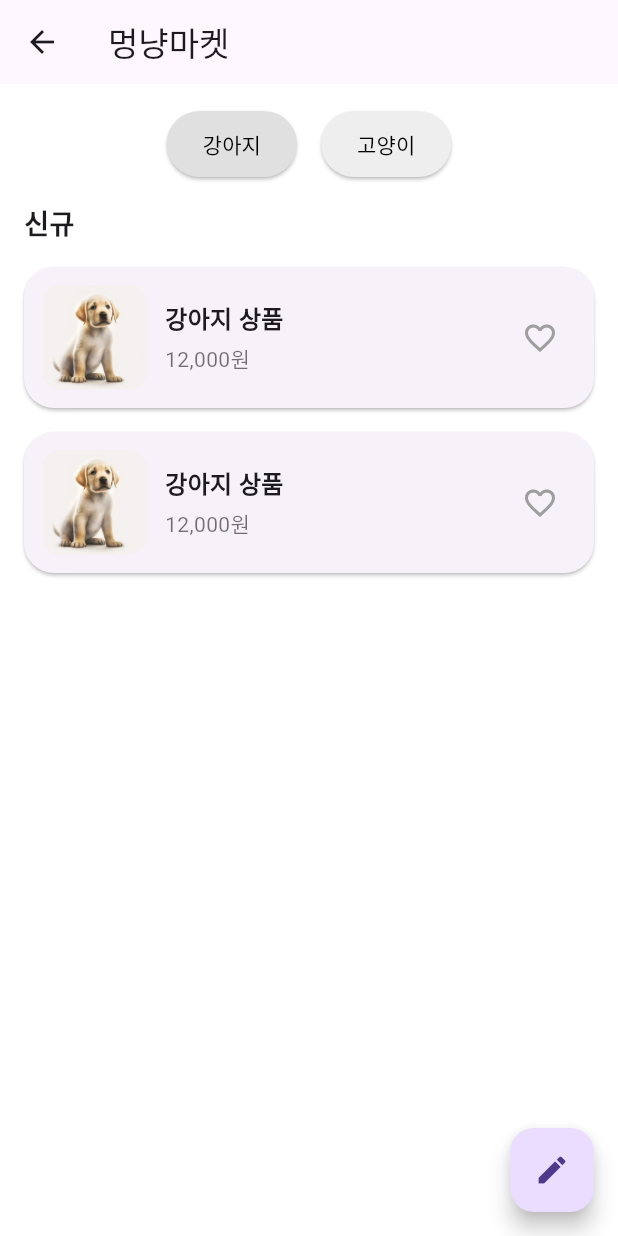
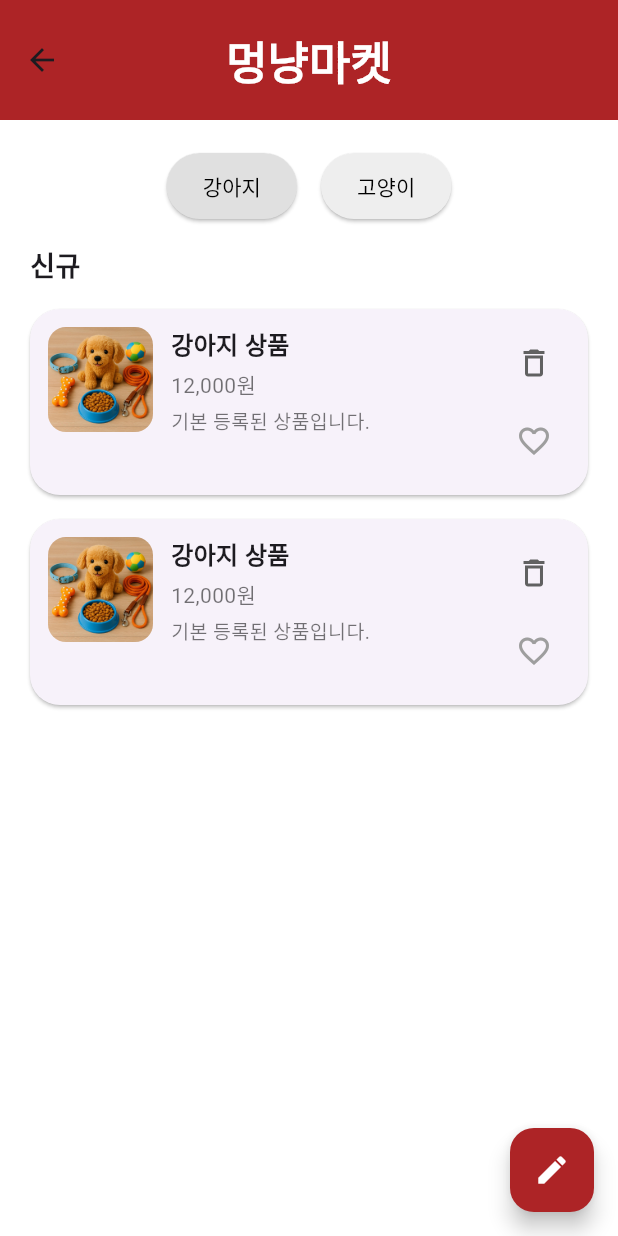
Before and after one commit to kimsung-eun/mnmarket, a Flutter app: the HomeScreen screen opened by its route, on a phone screen of 412 x 824 dp. Run offline on Flutter 3.47's test engine with Material 3 defaults, Android fonts, the phone set to English and light mode, and no system bars.

Commit message:
feat: 전체컬러 변경 및 사진오류

```diff
--- a/lib/screens/home/home_screen.dart
+++ b/lib/screens/home/home_screen.dart
@@ -13,6 +13,8 @@ class _HomeScreenState extends State<HomeScreen> {
   final List<ProductModel> products = [];
   final List<bool> isLiked = [];
   final String imagePath = 'assets/images/sunny.jpeg';
+
+  final Color brandRed = const Color(0xFFAD2426);
 
   @override
   void initState() {
@@ -35,7 +37,6 @@ class _HomeScreenState extends State<HomeScreen> {
       ),
     ]);
 
-    // 하트 초기 상태도 함께 초기화
     isLiked.addAll(List.generate(products.length, (_) => false));
   }
 
@@ -43,12 +44,23 @@ class _HomeScreenState extends State<HomeScreen> {
   Widget build(BuildContext context) {
     return Scaffold(
       backgroundColor: Colors.white,
-      appBar: AppBar(title: const Text('멍냥마켓')),
+      appBar: AppBar(
+        toolbarHeight: 80, // 앱바 높이 증가
+        backgroundColor: brandRed,
+        title: const Text(
+          '멍냥마켓',
+          style: TextStyle(
+            fontSize: 30, // 원래 약 20 이므로 2배 크기
+            fontWeight: FontWeight.bold,
+            color: Colors.white,
+          ),
+        ),
+        centerTitle: true,
+      ),
       body: Padding(
-        padding: const EdgeInsets.all(16),
+        padding: const EdgeInsets.all(20),
         child: Column(
           children: [
-            // 카테고리 선택 버튼
             Row(
               mainAxisAlignment: MainAxisAlignment.center,
               children: [
@@ -95,11 +107,9 @@ class _HomeScreenState extends State<HomeScreen> {
               ),
             ),
             const SizedBox(height: 8),
-
-            // 상품 목록
             Expanded(
               child: selectedCategory == 'cat'
-                  ? const Center(child: Text('')) // 고양이 탭은 빈 화면
+                  ? const Center(child: Text(''))
                   : ListView.builder(
                       itemCount: products.length,
                       itemBuilder: (context, index) =>
@@ -115,20 +125,18 @@ class _HomeScreenState extends State<HomeScreen> {
           if (result is ProductModel) {
             setState(() {
               products.add(result);
-              isLiked.add(false); // 새 상품 추가 시 좋아요 상태도 추가
+              isLiked.add(false);
             });
           }
         },
-        child: const Icon(Icons.edit),
+        backgroundColor: brandRed,
+        child: const Icon(Icons.edit, color: Colors.white),
       ),
     );
   }
 
   Widget _buildCategoryButton(
-    String label,
-    bool isSelected,
-    VoidCallback onPressed,
-  ) {
+      String label, bool isSelected, VoidCallback onPressed) {
     return ElevatedButton(
       style: ElevatedButton.styleFrom(
         backgroundColor: isSelected ? Colors.grey[300] : Colors.grey[200],
@@ -151,11 +159,20 @@ class _HomeScreenState extends State<HomeScreen> {
         child: Padding(
           padding: const EdgeInsets.all(12),
           child: Row(
+            crossAxisAlignment: CrossAxisAlignment.start,
             children: [
-              // 이미지
               ClipRRect(
                 borderRadius: BorderRadius.circular(12),
-                child: Image.asset(
+                child: product.imageUrl.startsWith('http')
+                    ? Image.network(
+                        product.imageUrl,
+                        width: 70,
+                        height: 70,
+                        fit: BoxFit.cover,
+                        errorBuilder: (_, __, ___) =>
+                            const Icon(Icons.broken_image),
+                      )
+                    : Image.asset(
                         product.imageUrl,
                         width: 70,
                         height: 70,
@@ -163,14 +180,14 @@ class _HomeScreenState extends State<HomeScreen> {
                       ),
               ),
               const SizedBox(width: 12),
-
-              // 상품명, 가격
               Expanded(
                 child: Column(
                   crossAxisAlignment: CrossAxisAlignment.start,
                   children: [
                     Text(
                       product.name,
+                      maxLines: 1,
+                      overflow: TextOverflow.ellipsis,
                       style: const TextStyle(
                         fontSize: 16,
                         fontWeight: FontWeight.w600,
@@ -184,11 +201,29 @@ class _HomeScreenState extends State<HomeScreen> {
                         color: Colors.black54,
                       ),
                     ),
+                    const SizedBox(height: 4),
+                    Text(
+                      product.description,
+                      maxLines: 2,
+                      overflow: TextOverflow.ellipsis,
+                      style: const TextStyle(fontSize: 13, color: Colors.black54),
+                    ),
                   ],
                 ),
               ),
-
-              // 하트 버튼
+              Column(
+                children: [
+                  IconButton(
+                    icon: const Icon(Icons.delete_outline),
+                    color: Colors.grey[700],
+                    onPressed: () {
+                      setState(() {
+                        products.removeAt(index);
+                        isLiked.removeAt(index);
+                      });
+                    },
+                  ),
+                  const SizedBox(height: 4),
                   IconButton(
                     icon: Icon(
                       isLiked[index] ? Icons.favorite : Icons.favorite_border,
@@ -202,6 +237,8 @@ class _HomeScreenState extends State<HomeScreen> {
                   ),
                 ],
               ),
+            ],
+          ),
         ),
       ),
     );
```
Also changed, not shown: lib/screens/product_detail/product_detail_screen.dart (+16 -7 lines), lib/screens/product_register/product_register_screen.dart (+4 -7 lines), assets/images/1sunny.jpeg (added), assets/images/sunny.jpeg. Lines whose indentation alone changed are shown as unchanged.
